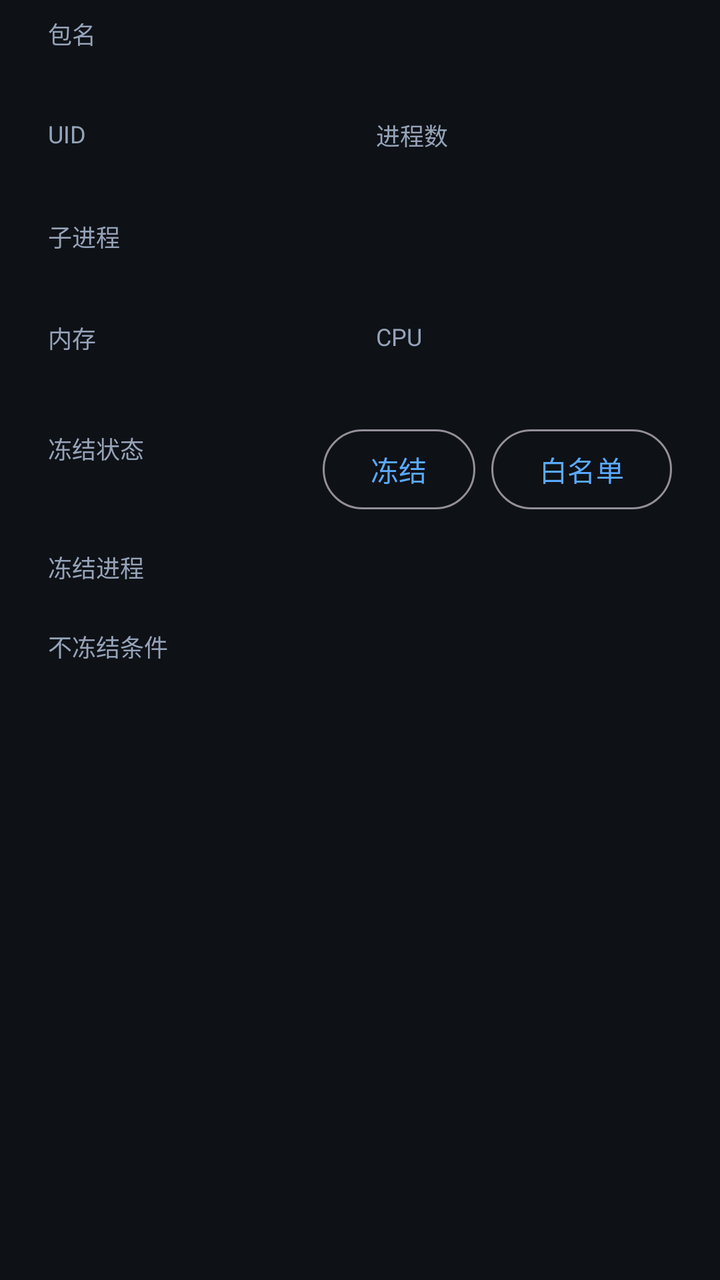
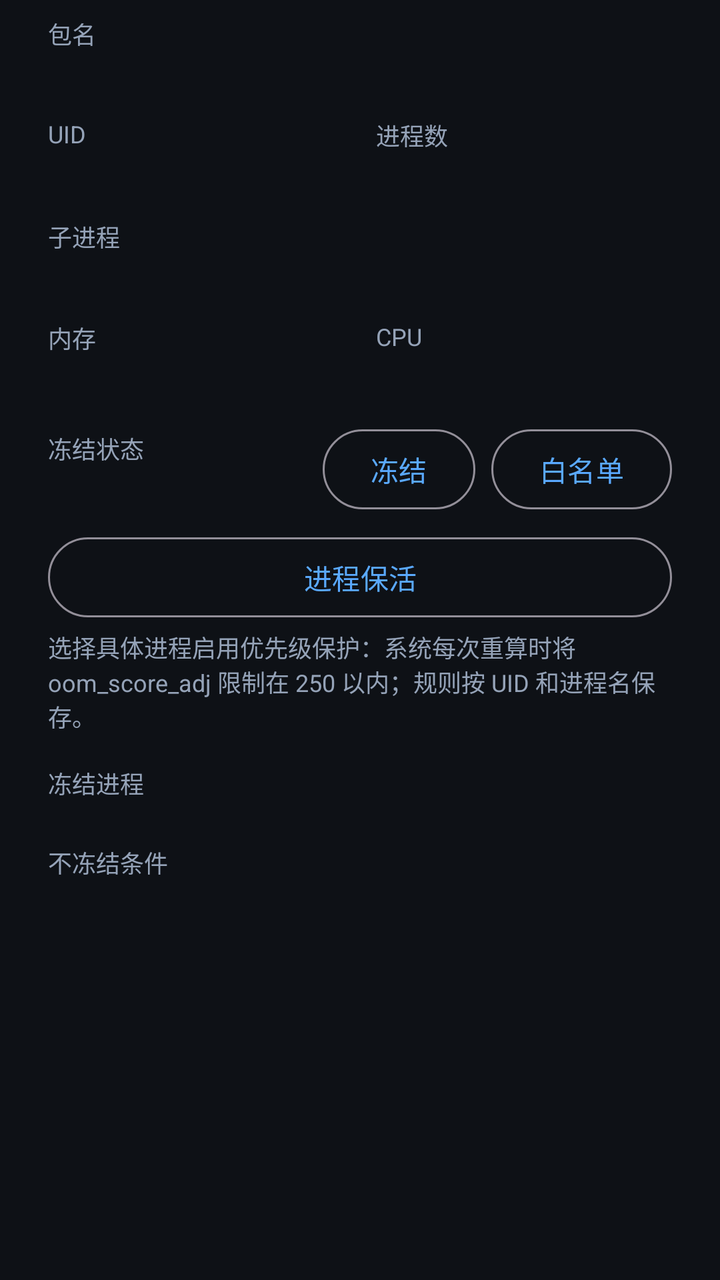

Before-and-after screenshots of an Android layout around one commit, followed by the original layout XML and the change that was made.
<!-- AndroidManifest.xml: application theme Theme.Silence -->
<!-- res/layout/dialog_process_detail.xml -->
<?xml version="1.0" encoding="utf-8"?>
<ScrollView xmlns:android="http://schemas.android.com/apk/res/android"
    android:layout_width="match_parent"
    android:layout_height="wrap_content"
    android:fillViewport="true">

    <LinearLayout
        android:layout_width="match_parent"
        android:layout_height="wrap_content"
        android:orientation="vertical"
        android:paddingStart="24dp"
        android:paddingTop="8dp"
        android:paddingEnd="24dp"
        android:paddingBottom="4dp">

        <TextView
            android:id="@+id/packageLabel"
            android:layout_width="match_parent"
            android:layout_height="wrap_content"
            android:text="@string/process_detail_package"
            android:textColor="@color/text_secondary"
            android:textSize="12sp" />

        <TextView
            android:id="@+id/packageValue"
            android:layout_width="match_parent"
            android:layout_height="wrap_content"
            android:layout_marginTop="2dp"
            android:textColor="@color/text_primary"
            android:textIsSelectable="true"
            android:textSize="14sp" />

        <LinearLayout
            android:layout_width="match_parent"
            android:layout_height="wrap_content"
            android:layout_marginTop="12dp"
            android:orientation="horizontal">

            <LinearLayout
                android:layout_width="0dp"
                android:layout_height="wrap_content"
                android:layout_weight="1"
                android:orientation="vertical">

                <TextView
                    android:id="@+id/uidLabel"
                    android:layout_width="match_parent"
                    android:layout_height="wrap_content"
                    android:text="@string/process_detail_uid"
                    android:textColor="@color/text_secondary"
                    android:textSize="12sp" />

                <TextView
                    android:id="@+id/uidValue"
                    android:layout_width="match_parent"
                    android:layout_height="wrap_content"
                    android:layout_marginTop="2dp"
                    android:textColor="@color/text_primary"
                    android:textIsSelectable="true"
                    android:textSize="14sp" />
            </LinearLayout>

            <LinearLayout
                android:layout_width="0dp"
                android:layout_height="wrap_content"
                android:layout_marginStart="16dp"
                android:layout_weight="1"
                android:orientation="vertical">

                <TextView
                    android:id="@+id/processCountLabel"
                    android:layout_width="match_parent"
                    android:layout_height="wrap_content"
                    android:text="@string/process_detail_count"
                    android:textColor="@color/text_secondary"
                    android:textSize="12sp" />

                <TextView
                    android:id="@+id/processCountValue"
                    android:layout_width="match_parent"
                    android:layout_height="wrap_content"
                    android:layout_marginTop="2dp"
                    android:textColor="@color/text_primary"
                    android:textSize="14sp" />
            </LinearLayout>
        </LinearLayout>

        <TextView
            android:id="@+id/childrenLabel"
            android:layout_width="match_parent"
            android:layout_height="wrap_content"
            android:layout_marginTop="12dp"
            android:text="@string/process_detail_children"
            android:textColor="@color/text_secondary"
            android:textSize="12sp" />

        <TextView
            android:id="@+id/childrenValue"
            android:layout_width="match_parent"
            android:layout_height="wrap_content"
            android:layout_marginTop="2dp"
            android:textColor="@color/text_primary"
            android:textIsSelectable="true"
            android:textSize="14sp" />

        <LinearLayout
            android:layout_width="match_parent"
            android:layout_height="wrap_content"
            android:layout_marginTop="12dp"
            android:orientation="horizontal">

            <LinearLayout
                android:layout_width="0dp"
                android:layout_height="wrap_content"
                android:layout_weight="1"
                android:orientation="vertical">

                <TextView
                    android:id="@+id/memoryLabel"
                    android:layout_width="match_parent"
                    android:layout_height="wrap_content"
                    android:text="@string/process_detail_memory"
                    android:textColor="@color/text_secondary"
                    android:textSize="12sp" />

                <TextView
                    android:id="@+id/memoryValue"
                    android:layout_width="match_parent"
                    android:layout_height="wrap_content"
                    android:layout_marginTop="2dp"
                    android:textColor="@color/text_primary"
                    android:textSize="14sp" />
            </LinearLayout>

            <LinearLayout
                android:layout_width="0dp"
                android:layout_height="wrap_content"
                android:layout_marginStart="16dp"
                android:layout_weight="1"
                android:orientation="vertical">

                <TextView
                    android:id="@+id/cpuLabel"
                    android:layout_width="match_parent"
                    android:layout_height="wrap_content"
                    android:text="@string/process_detail_cpu"
                    android:textColor="@color/text_secondary"
                    android:textSize="12sp" />

                <TextView
                    android:id="@+id/cpuValue"
                    android:layout_width="match_parent"
                    android:layout_height="wrap_content"
                    android:layout_marginTop="2dp"
                    android:textColor="@color/text_primary"
                    android:textSize="14sp" />
            </LinearLayout>
        </LinearLayout>

        <LinearLayout
            android:layout_width="match_parent"
            android:layout_height="wrap_content"
            android:layout_marginTop="12dp"
            android:gravity="center_vertical"
            android:orientation="horizontal">

            <LinearLayout
                android:layout_width="0dp"
                android:layout_height="wrap_content"
                android:layout_weight="1"
                android:orientation="vertical">

                <TextView
                    android:id="@+id/freezeLabel"
                    android:layout_width="match_parent"
                    android:layout_height="wrap_content"
                    android:text="@string/process_detail_freeze"
                    android:textColor="@color/text_secondary"
                    android:textSize="12sp" />

                <TextView
                    android:id="@+id/freezeValue"
                    android:layout_width="match_parent"
                    android:layout_height="wrap_content"
                    android:layout_marginTop="2dp"
                    android:textColor="@color/text_primary"
                    android:textSize="14sp" />
            </LinearLayout>

            <com.google.android.material.button.MaterialButton
                android:id="@+id/freezeToggleButton"
                style="?attr/materialButtonOutlinedStyle"
                android:layout_width="wrap_content"
                android:layout_height="wrap_content"
                android:layout_marginStart="12dp"
                android:minWidth="0dp"
                android:text="@string/process_action_freeze" />

            <com.google.android.material.button.MaterialButton
                android:id="@+id/whitelistToggleButton"
                style="?attr/materialButtonOutlinedStyle"
                android:layout_width="wrap_content"
                android:layout_height="wrap_content"
                android:layout_marginStart="8dp"
                android:minWidth="0dp"
                android:text="@string/process_action_whitelist" />
        </LinearLayout>

        <TextView
            android:id="@+id/freezeTargetsLabel"
            android:layout_width="match_parent"
            android:layout_height="wrap_content"
            android:layout_marginTop="16dp"
            android:text="@string/process_detail_freeze_targets"
            android:textColor="@color/text_secondary"
            android:textSize="12sp" />

        <LinearLayout
            android:id="@+id/freezeTargetsContainer"
            android:layout_width="match_parent"
            android:layout_height="wrap_content"
            android:layout_marginTop="6dp"
            android:orientation="vertical" />

        <TextView
            android:id="@+id/freezeConditionsLabel"
            android:layout_width="match_parent"
            android:layout_height="wrap_content"
            android:layout_marginTop="16dp"
            android:text="@string/process_detail_conditions"
            android:textColor="@color/text_secondary"
            android:textSize="12sp" />

        <LinearLayout
            android:id="@+id/freezeConditionsContainer"
            android:layout_width="match_parent"
            android:layout_height="wrap_content"
            android:layout_marginTop="6dp"
            android:orientation="vertical" />
    </LinearLayout>
</ScrollView>
<!-- resources referenced by this layout -->
<resources>
  <color name="text_primary">#E8EDF5</color>
  <color name="text_secondary">#95A3B8</color>
  <string name="process_action_freeze">冻结</string>
  <string name="process_action_whitelist">白名单</string>
  <string name="process_detail_children">子进程</string>
  <string name="process_detail_conditions">不冻结条件</string>
  <string name="process_detail_count">进程数</string>
  <string name="process_detail_cpu">CPU</string>
  <string name="process_detail_freeze">冻结状态</string>
  <string name="process_detail_freeze_targets">冻结进程</string>
  <string name="process_detail_memory">内存</string>
  <string name="process_detail_package">包名</string>
  <string name="process_detail_uid">UID</string>
  <style name="Theme.Silence" parent="Theme.Material3.Dark.NoActionBar">
          <item name="colorPrimary">@color/brand_primary</item>
          <item name="colorSecondary">@color/brand_primary</item>
          <item name="android:statusBarColor">@color/surface_bg</item>
          <item name="android:navigationBarColor">@color/surface_bg</item>
          <item name="android:enforceNavigationBarContrast">false</item>
          <item name="android:windowBackground">@color/surface_bg</item>
          <item name="colorSurface">@color/surface_bg</item>
          <item name="android:windowAllowEnterTransitionOverlap">true</item>
          <item name="android:windowAllowReturnTransitionOverlap">true</item>
      </style>
  <color name="brand_primary">#5AA9FF</color>
  <color name="surface_bg">#0E1116</color>
</resources>

<!-- the commit's change to res/layout/dialog_process_detail.xml (unified diff, before → after) -->
@@ -206,6 +206,23 @@
                 android:text="@string/process_action_whitelist" />
         </LinearLayout>
 
+        <com.google.android.material.button.MaterialButton
+            android:id="@+id/processKeepAliveButton"
+            style="?attr/materialButtonOutlinedStyle"
+            android:layout_width="match_parent"
+            android:layout_height="wrap_content"
+            android:layout_marginTop="6dp"
+            android:minWidth="0dp"
+            android:text="@string/process_action_keep_alive" />
+
+        <TextView
+            android:layout_width="match_parent"
+            android:layout_height="wrap_content"
+            android:layout_marginTop="2dp"
+            android:text="@string/process_keep_alive_hint"
+            android:textColor="@color/text_secondary"
+            android:textSize="12sp" />
+
         <TextView
             android:id="@+id/freezeTargetsLabel"
             android:layout_width="match_parent"
<!-- resource entries referenced after the edit -->
@@ -3,6 +3,7 @@
   <color name="text_primary">#E8EDF5</color>
   <color name="text_secondary">#95A3B8</color>
   <string name="process_action_freeze">冻结</string>
+  <string name="process_action_keep_alive">进程保活</string>
   <string name="process_action_whitelist">白名单</string>
   <string name="process_detail_children">子进程</string>
   <string name="process_detail_conditions">不冻结条件</string>
@@ -13,6 +14,7 @@
   <string name="process_detail_memory">内存</string>
   <string name="process_detail_package">包名</string>
   <string name="process_detail_uid">UID</string>
+  <string name="process_keep_alive_hint">选择具体进程启用优先级保护：系统每次重算时将 oom_score_adj 限制在 250 以内；规则按 UID 和进程名保存。</string>
   <style name="Theme.Silence" parent="Theme.Material3.Dark.NoActionBar">
           <item name="colorPrimary">@color/brand_primary</item>
           <item name="colorSecondary">@color/brand_primary</item>
